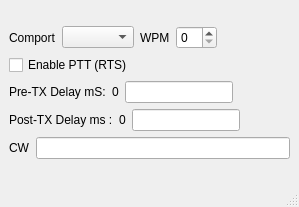
Before: the Qt Designer form mqt/MqtPcCwKeyer/pccwkeyermainwindow.ui in Rsclub22/Minos2-Mirror, drawn with Qt 5.
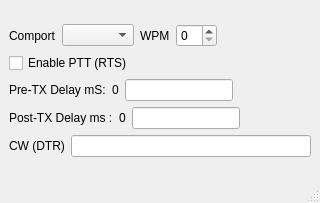
After: the same form once the commit is applied.

```diff
--- a/mqt/MqtPcCwKeyer/pccwkeyermainwindow.ui
+++ b/mqt/MqtPcCwKeyer/pccwkeyermainwindow.ui
@@ -6,8 +6,8 @@
    <rect>
     <x>0</x>
     <y>0</y>
-    <width>299</width>
-    <height>207</height>
+    <width>320</width>
+    <height>203</height>
    </rect>
   </property>
   <property name="windowTitle">
@@ -142,7 +142,7 @@
         <item>
          <widget class="QLabel" name="label">
           <property name="text">
-           <string>CW</string>
+           <string>CW (DTR)</string>
           </property>
          </widget>
         </item>
```
Left out of the diff: 2 changed lines with no effect on the pictures.
